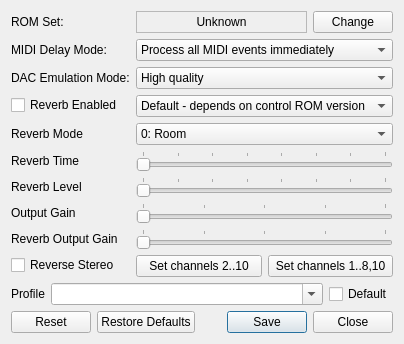
Qt form mt32emu_qt/src/SynthPropertiesDialog.ui (Stino/munt) before a commit.
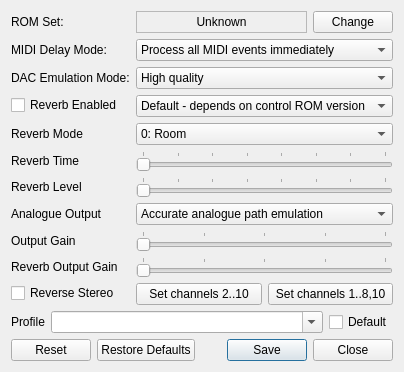
The same form after that commit.

Commit message: - Introduced support for emulation of analogue circuits of the hardware units - Synth renderer now produces output at different sample rates depending on the analogue circuits emulation mode in effect - Minor optimisations in the renderer when it is not active - Related code cleanup - Improved some docs

What changed in the file:
```diff
--- a/mt32emu_qt/src/SynthPropertiesDialog.ui
+++ b/mt32emu_qt/src/SynthPropertiesDialog.ui
@@ -147,14 +147,14 @@
        </property>
       </widget>
      </item>
-     <item row="7" column="0">
+     <item row="8" column="0">
       <widget class="QLabel" name="label_5">
        <property name="text">
         <string>Output Gain</string>
        </property>
       </widget>
      </item>
-     <item row="7" column="1">
+     <item row="8" column="1">
       <widget class="QSlider" name="outputGainSlider">
        <property name="maximum">
         <number>400</number>
@@ -170,14 +170,14 @@
        </property>
       </widget>
      </item>
-     <item row="8" column="0">
+     <item row="9" column="0">
       <widget class="QLabel" name="label_6">
        <property name="text">
         <string>Reverb Output Gain</string>
        </property>
       </widget>
      </item>
-     <item row="8" column="1">
+     <item row="9" column="1">
       <widget class="QSlider" name="reverbOutputGainSlider">
        <property name="maximum">
         <number>400</number>
@@ -261,7 +261,7 @@
        </item>
       </widget>
      </item>
-     <item row="9" column="0">
+     <item row="10" column="0">
       <widget class="QCheckBox" name="reverseStereoCheckBox">
        <property name="text">
         <string>Reverse Stereo</string>
@@ -295,7 +295,7 @@
        </item>
       </widget>
      </item>
-     <item row="9" column="1">
+     <item row="10" column="1">
       <layout class="QHBoxLayout" name="horizontalLayout_3">
        <item>
         <widget class="QPushButton" name="assignChannels2_10Button">
@@ -319,6 +319,37 @@
        </item>
       </layout>
      </item>
+     <item row="7" column="0">
+      <widget class="QLabel" name="label_8">
+       <property name="text">
+        <string>Analogue Output</string>
+       </property>
+      </widget>
+     </item>
+     <item row="7" column="1">
+      <widget class="QComboBox" name="analogComboBox">
+       <property name="toolTip">
+        <string>Methods for emulating the effects of analogue circuits of real hardware units on the output signal.
+
+Takes effect after reopening the Synth.</string>
+       </property>
+       <item>
+        <property name="text">
+         <string>Accurate analogue path emulation</string>
+        </property>
+       </item>
+       <item>
+        <property name="text">
+         <string>Coarse analogue path emulation</string>
+        </property>
+       </item>
+       <item>
+        <property name="text">
+         <string>Digital path emulation only</string>
+        </property>
+       </item>
+      </widget>
+     </item>
     </layout>
    </item>
    <item>
```
Left out of the diff: 1 changed line with no effect on the pictures. The commit also changes 30 other files.
